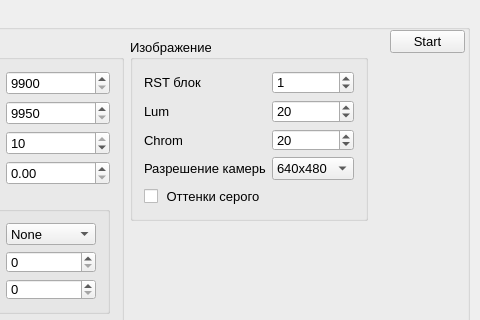
Qt form vidstream/src/qtgui/ui/mainwindow.ui (snikulov/vidstream) before a commit; both pictures show x 140 to 620 and y 0 to 320 of the 620 by 734 pixel window.
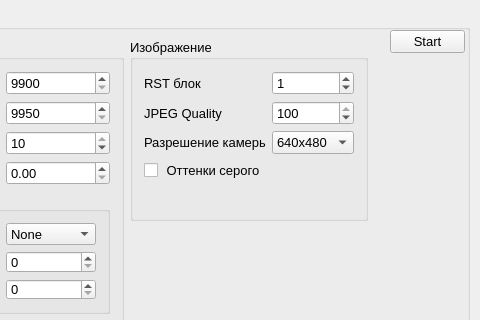
The same form after that commit.

Commit message: #3: removed lum/chrom; add jpeg quality

Patch:
```diff
--- a/vidstream/src/qtgui/ui/mainwindow.ui
+++ b/vidstream/src/qtgui/ui/mainwindow.ui
@@ -245,6 +245,9 @@
       <string>Изображение</string>
      </property>
      <layout class="QFormLayout" name="formLayout">
+      <property name="fieldGrowthPolicy">
+       <enum>QFormLayout::AllNonFixedFieldsGrow</enum>
+      </property>
       <item row="0" column="0">
        <widget class="QLabel" name="label_5">
         <property name="text">
@@ -268,7 +271,7 @@
       <item row="1" column="0">
        <widget class="QLabel" name="label_6">
         <property name="text">
-         <string>Lum</string>
+         <string>JPEG Quality</string>
         </property>
        </widget>
       </item>
@@ -281,38 +284,18 @@
          <number>100</number>
         </property>
         <property name="value">
-         <number>20</number>
+         <number>100</number>
         </property>
        </widget>
       </item>
       <item row="2" column="0">
-       <widget class="QLabel" name="label_9">
-        <property name="text">
-         <string>Chrom</string>
-        </property>
-       </widget>
-      </item>
-      <item row="2" column="1">
-       <widget class="QSpinBox" name="spinBox_chrome_quality">
-        <property name="minimum">
-         <number>0</number>
-        </property>
-        <property name="maximum">
-         <number>100</number>
-        </property>
-        <property name="value">
-         <number>20</number>
-        </property>
-       </widget>
-      </item>
-      <item row="3" column="0">
        <widget class="QLabel" name="label_10">
         <property name="text">
          <string>Разрешение камеры</string>
         </property>
        </widget>
       </item>
-      <item row="3" column="1">
+      <item row="2" column="1">
        <widget class="QComboBox" name="comboBox_camera_resolution">
         <property name="currentIndex">
          <number>2</number>
@@ -339,7 +322,7 @@
         </item>
        </widget>
       </item>
-      <item row="4" column="0">
+      <item row="3" column="0">
        <widget class="QCheckBox" name="checkBox_is_gray">
         <property name="text">
          <string> Оттенки серого</string>
```
Left out of the diff: 2 changed lines with no effect on the pictures. The commit also changes 6 other files.
